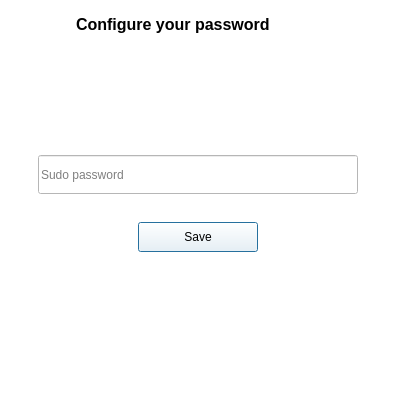
First picture: the form in files/resources/ui/configure.ui, repository TaqsBlaze/Fontify, before the edit.
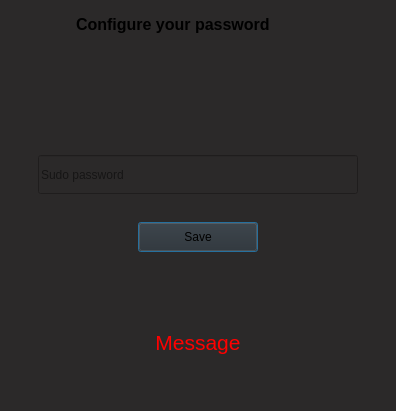
Second picture: the form after the edit. Icons and pictures are not drawn.

Commit message: Fixed theme togler not showing Removed notification dialog from save password Changed version to 1.1.4

```diff
--- a/files/resources/ui/configure.ui
+++ b/files/resources/ui/configure.ui
@@ -36,7 +36,7 @@
    <item>
     <widget class="QFrame" name="frame">
      <property name="styleSheet">
-      <string notr="true">background-color: rgb(255, 255, 255);</string>
+      <string notr="true">background-color: rgb(43, 41, 41);</string>
      </property>
      <property name="frameShape">
       <enum>QFrame::NoFrame</enum>
@@ -222,6 +222,80 @@
         <property name="frameShadow">
          <enum>QFrame::Raised</enum>
         </property>
+        <layout class="QVBoxLayout" name="verticalLayout_4">
+         <item>
+          <widget class="QFrame" name="frame_7">
+           <property name="frameShape">
+            <enum>QFrame::NoFrame</enum>
+           </property>
+           <property name="frameShadow">
+            <enum>QFrame::Raised</enum>
+           </property>
+           <layout class="QHBoxLayout" name="horizontalLayout_4">
+            <item>
+             <spacer name="horizontalSpacer_3">
+              <property name="orientation">
+               <enum>Qt::Horizontal</enum>
+              </property>
+              <property name="sizeType">
+               <enum>QSizePolicy::Fixed</enum>
+              </property>
+              <property name="sizeHint" stdset="0">
+               <size>
+                <width>20</width>
+                <height>20</height>
+               </size>
+              </property>
+             </spacer>
+            </item>
+            <item>
+             <widget class="QLabel" name="message_label">
+              <property name="font">
+               <font>
+                <pointsize>16</pointsize>
+               </font>
+              </property>
+              <property name="styleSheet">
+               <string notr="true">QLabel{
+
+	color:red;
+	text-align:center;
+	border-radius:10px;
+	border-width:1px;
+	border-color:black;
+}</string>
+              </property>
+              <property name="text">
+               <string>Message</string>
+              </property>
+              <property name="alignment">
+               <set>Qt::AlignCenter</set>
+              </property>
+              <property name="wordWrap">
+               <bool>true</bool>
+              </property>
+             </widget>
+            </item>
+            <item>
+             <spacer name="horizontalSpacer_4">
+              <property name="orientation">
+               <enum>Qt::Horizontal</enum>
+              </property>
+              <property name="sizeType">
+               <enum>QSizePolicy::Fixed</enum>
+              </property>
+              <property name="sizeHint" stdset="0">
+               <size>
+                <width>20</width>
+                <height>20</height>
+               </size>
+              </property>
+             </spacer>
+            </item>
+           </layout>
+          </widget>
+         </item>
+        </layout>
        </widget>
       </item>
      </layout>
```
Left out of the diff: 2 changed lines with no effect on the pictures. The commit also changes 4 other files.
